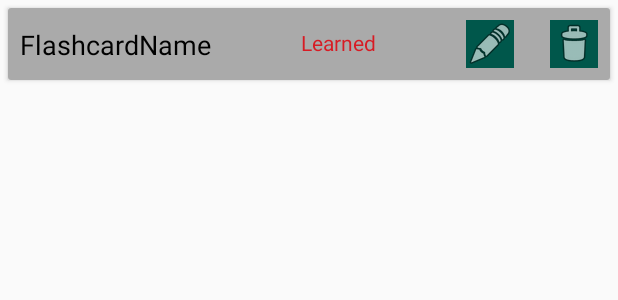
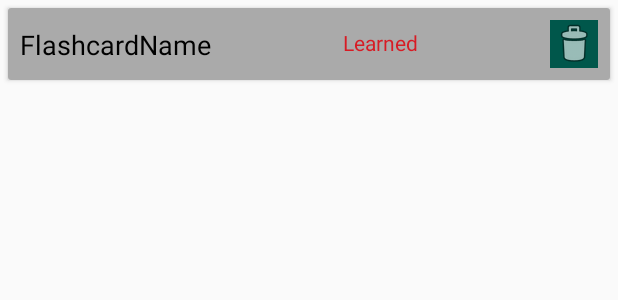
Before and after one commit to Episkey/FlashCard-Android, an Android app: the layout flashcard_list_item.xml on its own in the app's theme, with its tools: preview values and no code run, on a phone screen of 412 x 824 dp. Shown: the top 300 px of the screen. Run offline under Robolectric (Android 15) with nearby library versions, the phone set to English and light mode, and no system bars; network calls fail.

Commit message:
set button learned ok

```diff
--- a/app/src/main/res/layout/flashcard_list_item.xml
+++ b/app/src/main/res/layout/flashcard_list_item.xml
@@ -32,27 +32,6 @@
             tools:text="FlashcardName" />
 
         <ImageButton
-            android:id="@+id/btEdit"
-            style="@style/Widget.AppCompat.ImageButton"
-            android:layout_width="wrap_content"
-            android:layout_height="wrap_content"
-            android:layout_marginTop="8dp"
-            android:layout_marginEnd="24dp"
-            android:layout_marginRight="24dp"
-            android:layout_marginBottom="8dp"
-            android:adjustViewBounds="false"
-            android:background="@color/colorPrimaryDark"
-            android:baselineAlignBottom="true"
-            android:cropToPadding="true"
-            android:scaleType="centerCrop"
-            android:scrollbarThumbVertical="@color/colorAccent"
-            android:visibility="visible"
-            app:layout_constraintBottom_toBottomOf="parent"
-            app:layout_constraintEnd_toStartOf="@+id/btDelete"
-            app:layout_constraintTop_toTopOf="parent"
-            app:srcCompat="@android:drawable/ic_menu_edit" />
-
-        <ImageButton
             android:id="@+id/btDelete"
             style="@style/Widget.AppCompat.ImageButton"
             android:layout_width="0dp"
@@ -85,7 +64,7 @@
             android:layout_marginBottom="15dp"
             android:textColor="@color/colorAccent"
             app:layout_constraintBottom_toBottomOf="parent"
-            app:layout_constraintEnd_toStartOf="@+id/btEdit"
+            app:layout_constraintEnd_toStartOf="@+id/btDelete"
             app:layout_constraintStart_toEndOf="@+id/tvFlashCardName"
             tools:text="Learned" />
 
--- a/app/src/main/res/values/strings.xml
+++ b/app/src/main/res/values/strings.xml
@@ -27,4 +27,5 @@
     <string name="flcreated">FlashCardCreated</string>
     <string name="front">Front</string>
     <string name="back">Back</string>
+    <string name="alreadyLearned">Already set Learned</string>
 </resources>
```
Also changed, not shown: app/src/main/java/com/example/flashcardmemory/Activity/FlipcardViewActivity.java (+41 -7 lines), app/src/main/java/com/example/flashcardmemory/Adapter/ListFlashcardAdapter.java (+3 -14 lines), app/src/main/java/com/example/flashcardmemory/Singleton/VolleySingleton.java (line endings or trailing spaces).
